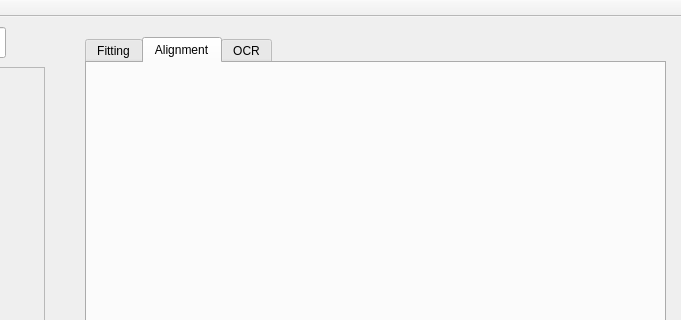
The window that VisionWidget/visionwidget.ui (hceng123/VisionLibrary) describes before a commit, drawn with Qt 5; both pictures show x 665 to 1346 and y 0 to 320 of the 1346 by 788 pixel window.
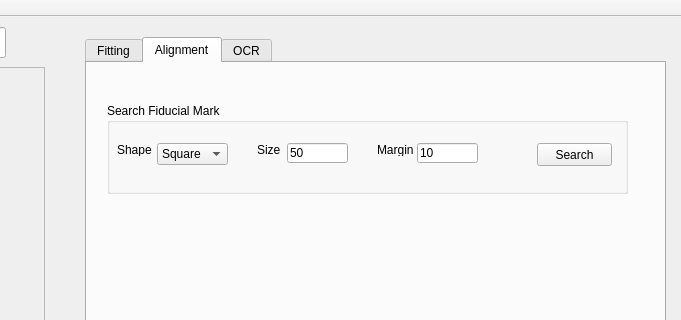
The same window after the commit. The open tabs and pages were chosen to show the change. Custom widgets are drawn as their Qt base class.

Commit message:
Add search fiducial function to VisionWidget
Add search fiducial function to VisionWidget

Patch:
```diff
--- a/VisionWidget/visionwidget.ui
+++ b/VisionWidget/visionwidget.ui
@@ -290,6 +290,117 @@
      <attribute name="title">
       <string>Alignment</string>
      </attribute>
+     <widget class="QGroupBox" name="groupBox">
+      <property name="geometry">
+       <rect>
+        <x>20</x>
+        <y>40</y>
+        <width>521</width>
+        <height>91</height>
+       </rect>
+      </property>
+      <property name="title">
+       <string>Search Fiducial Mark</string>
+      </property>
+      <widget class="QComboBox" name="comboBoxFiducialMarkShape">
+       <property name="geometry">
+        <rect>
+         <x>50</x>
+         <y>40</y>
+         <width>71</width>
+         <height>22</height>
+        </rect>
+       </property>
+       <item>
+        <property name="text">
+         <string>Square</string>
+        </property>
+       </item>
+       <item>
+        <property name="text">
+         <string>Circle</string>
+        </property>
+       </item>
+      </widget>
+      <widget class="QLabel" name="labelFiducialMarkShape">
+       <property name="geometry">
+        <rect>
+         <x>10</x>
+         <y>40</y>
+         <width>47</width>
+         <height>13</height>
+        </rect>
+       </property>
+       <property name="text">
+        <string>Shape</string>
+       </property>
+      </widget>
+      <widget class="QLabel" name="labelFiducialMarkSize">
+       <property name="geometry">
+        <rect>
+         <x>150</x>
+         <y>40</y>
+         <width>47</width>
+         <height>13</height>
+        </rect>
+       </property>
+       <property name="text">
+        <string>Size</string>
+       </property>
+      </widget>
+      <widget class="QLineEdit" name="lineEditFiducialMarkSize">
+       <property name="geometry">
+        <rect>
+         <x>180</x>
+         <y>40</y>
+         <width>61</width>
+         <height>20</height>
+        </rect>
+       </property>
+       <property name="text">
+        <string>50</string>
+       </property>
+      </widget>
+      <widget class="QPushButton" name="srchFiducialBtn">
+       <property name="geometry">
+        <rect>
+         <x>430</x>
+         <y>40</y>
+         <width>75</width>
+         <height>23</height>
+        </rect>
+       </property>
+       <property name="text">
+        <string>Search</string>
+       </property>
+      </widget>
+      <widget class="QLabel" name="labelFiducialMarkMargin">
+       <property name="geometry">
+        <rect>
+         <x>270</x>
+         <y>40</y>
+         <width>47</width>
+         <height>13</height>
+        </rect>
+       </property>
+       <property name="text">
+        <string>Margin</string>
+       </property>
+      </widget>
+      <widget class="QLineEdit" name="lineEditFiducialMarkMargin">
+       <property name="geometry">
+        <rect>
+         <x>310</x>
+         <y>40</y>
+         <width>61</width>
+         <height>20</height>
+        </rect>
+       </property>
+       <property name="text">
+        <string>10</string>
+       </property>
+      </widget>
+     </widget>
     </widget>
     <widget class="QWidget" name="tabOCR">
      <attribute name="title">
```
Left out of the diff: 4 changed lines with no effect on the pictures. The commit also changes 11 other files.
